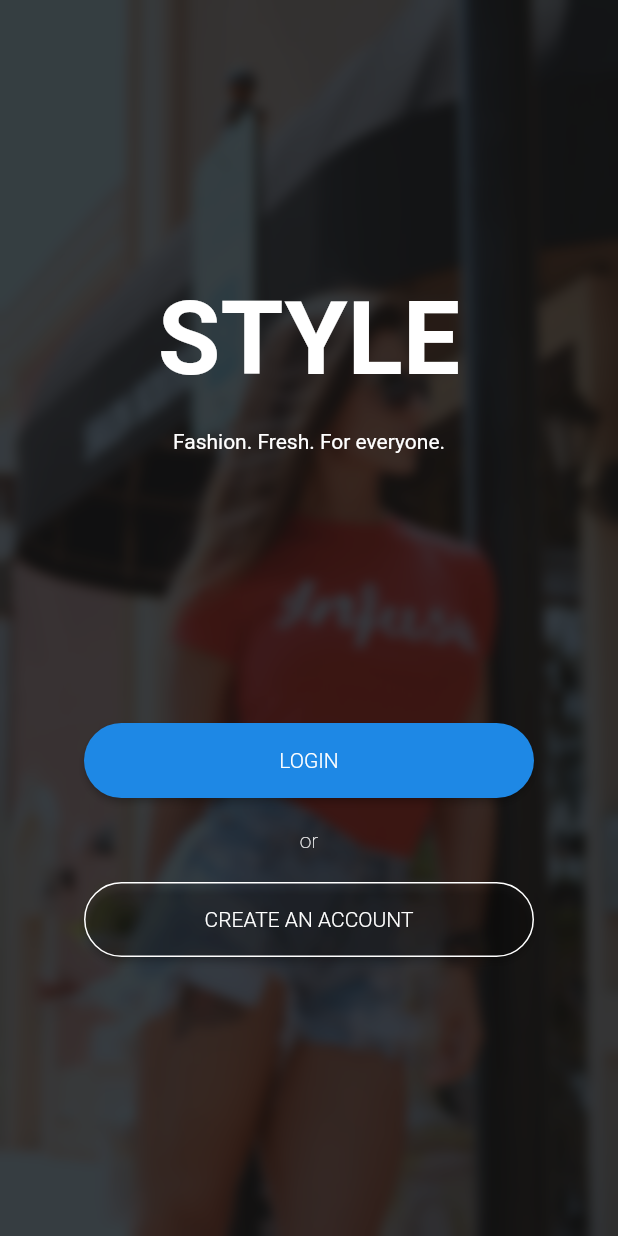
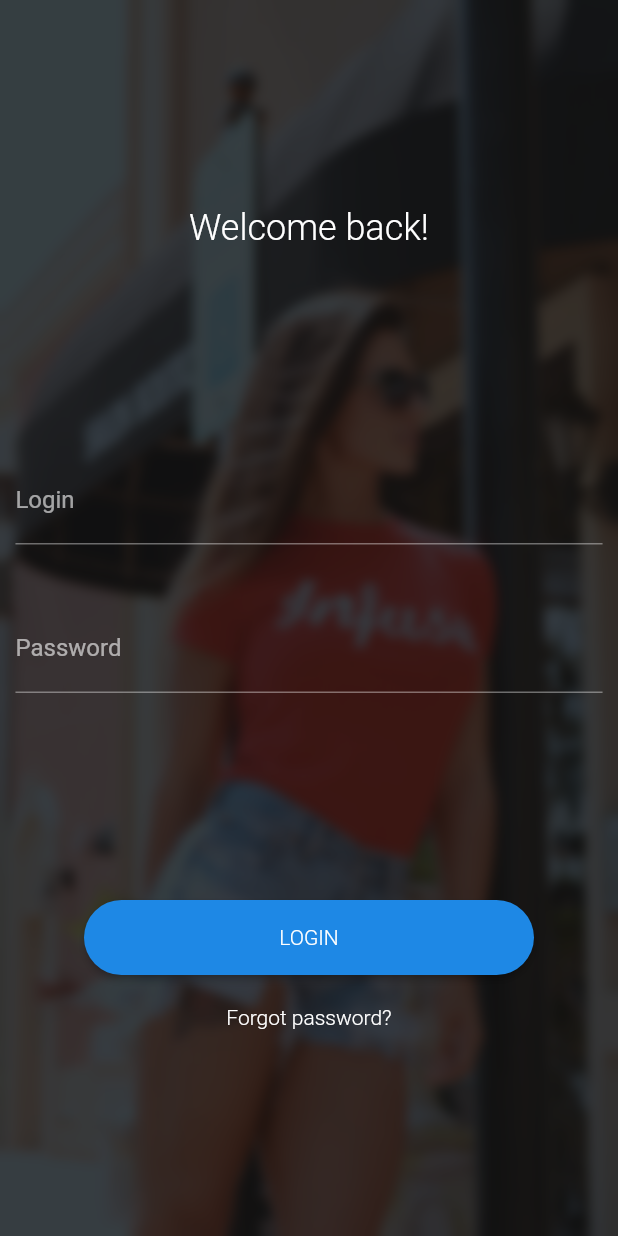
Before and after one commit to GuilhermeVendramini/flutter-ecommerce, a Flutter app: the screen it shows after launch, after a tap on "LOGIN", on a phone screen of 412 x 824 dp. Run offline on Flutter 3.47's test engine with Material 2 defaults, Android fonts, the phone set to English and light mode, and no system bars.

Commit message:
Login Screen

```diff
--- a/lib/src/app.dart
+++ b/lib/src/app.dart
@@ -1,5 +1,6 @@
 import 'package:flutter/material.dart';
 import 'package:flutter_ecommerce/src/screens/login_screen.dart';
+import 'package:flutter_ecommerce/src/screens/start_screen.dart';
 
 class App extends StatefulWidget {
   @override
@@ -33,10 +34,21 @@ class _RunMaterialAppState extends State<RunMaterialApp> {
   Widget build(BuildContext context) {
     return MaterialApp(
       title: "Flutter E-commerce",
-      home: LoginScreen(),
+      home: StartScreen(),
       theme: ThemeData(
         brightness: Brightness.dark,
+        textTheme: TextTheme(
+            body1: TextStyle(
+              fontWeight: FontWeight.w300,
+            ),
+          title: TextStyle(fontWeight: FontWeight.w300, fontSize: 24.0),
+        ),
+        accentColor: Colors.white.withOpacity(0.8),
+        cursorColor: Colors.white.withOpacity(0.8),
       ),
+      routes: {
+        '/login': (BuildContext context) => LoginScreen(),
+      },
     );
   }
 }
--- a/lib/src/screens/login_screen.dart
+++ b/lib/src/screens/login_screen.dart
@@ -1,6 +1,7 @@
-import 'dart:ui';
-
 import 'package:flutter/material.dart';
+import 'package:flutter_ecommerce/src/widgets/components/backgrounds.dart';
+import 'package:flutter_ecommerce/src/widgets/elements/buttons.dart';
+import 'package:flutter_ecommerce/src/widgets/elements/inputs.dart';
 
 class LoginScreen extends StatefulWidget {
   @override
@@ -14,131 +15,59 @@ class _LoginScreenSate extends State<LoginScreen> {
   Widget build(BuildContext context) {
     final double deviceWidth = MediaQuery.of(context).size.width;
     final double targetWidth = deviceWidth > 650.0 ? 600.0 : deviceWidth * 0.95;
-    return Scaffold(
-      body: Container(
+    return WillPopScope(
+      onWillPop: () async {
+        Navigator.pushReplacementNamed(context, '/');
+      },
+      child: Scaffold(
+        body: LayoutBuilder(builder: (context, constraints) {
+          return Container(
             child: Stack(
               fit: StackFit.expand,
               children: <Widget>[
-            _backgroundImageBlur(),
+                BackgroundImageBlur(),
                 Center(
                   child: Container(
                     width: targetWidth,
                     child: SingleChildScrollView(
+                      child: ConstrainedBox(
+                          constraints:
+                              BoxConstraints(minHeight: constraints.maxHeight),
+                          child: IntrinsicHeight(
+                            child: Form(
                               child: Column(
-                    children: <Widget>[
-                      _appName(),
+                                  mainAxisSize: MainAxisSize.max,
+                                  crossAxisAlignment: CrossAxisAlignment.center,
+                                  children: [
+                                    Spacer(),
+                                    Text(
+                                      'Welcome back!',
+                                      style: Theme.of(context).textTheme.title,
+                                    ),
+                                    Spacer(),
+                                    InputLogin(),
+                                    SizedBox(
+                                      height: 40.0,
+                                    ),
+                                    InputPassword(),
+                                    Spacer(),
+                                    ButtonLogin(),
                                     SizedBox(
                                       height: 20.0,
                                     ),
-                      _appSlogan(),
-                      SizedBox(
-                        height: 180.0,
+                                    Text('Forgot password?'),
+                                    Spacer(),
+                                  ]),
                             ),
-                      _buttonLogin(),
-                      SizedBox(
-                        height: 20.0,
-                      ),
-                      Text(
-                        'or',
-                        style: TextStyle(
-                          fontWeight: FontWeight.w100,
-                        ),
-                      ),
-                      SizedBox(
-                        height: 20.0,
-                      ),
-                      _buttonRegister(),
-                    ],
-                  ),
+                          )),
                     ),
                   ),
                 ),
               ],
             ),
+          );
+        }),
       ),
     );
   }
-
-  Container _appName() {
-    return Container(
-      child: Text(
-        'STYLE',
-        style: TextStyle(
-          fontSize: 68.0,
-          fontWeight: FontWeight.bold,
-        ),
-        textAlign: TextAlign.center,
-      ),
-    );
 }
-
-  Container _appSlogan() {
-    return Container(
-      child: Text(
-        'Fashion. Fresh. For everyone.',
-      ),
-    );
-  }
-
-  Container _buttonLogin() {
-    return Container(
-      height: 50.0,
-      width: 300.0,
-      child: RaisedButton(
-        child: Text(
-          'LOGIN',
-          style: TextStyle(
-            fontWeight: FontWeight.w300,
-          ),
-        ),
-        shape:
-            RoundedRectangleBorder(borderRadius: BorderRadius.circular(30.0)),
-        onPressed: () => {},
-      ),
-    );
-  }
-
-  Container _buttonRegister() {
-    return Container(
-      height: 50.0,
-      width: 300.0,
-      child: RaisedButton(
-        child: Text(
-          'CREATE AN ACCOUNT',
-          style: TextStyle(
-            fontWeight: FontWeight.w300,
-          ),
-        ),
-        color: Colors.transparent,
-        shape: RoundedRectangleBorder(
-          borderRadius: BorderRadius.circular(30.0),
-          side: BorderSide(color: Colors.white),
-        ),
-        onPressed: () => {},
-      ),
-    );
-  }
-
-  Container _backgroundImageBlur() {
-    return Container(
-      decoration: BoxDecoration(
-        image: _backgroundImage(),
-      ),
-      child: BackdropFilter(
-        filter: ImageFilter.blur(sigmaX: 4.0, sigmaY: 4.0),
-        child: Container(
-          decoration: BoxDecoration(color: Colors.black.withOpacity(0.5)),
-        ),
-      ),
-    );
-  }
-
-  DecorationImage _backgroundImage() {
-    return DecorationImage(
-      fit: BoxFit.cover,
-      colorFilter:
-          ColorFilter.mode(Colors.black.withOpacity(0.4), BlendMode.dstIn),
-      image: AssetImage('assets/images/model-0.jpg'),
-    );
-  }
-}
--- /dev/null
+++ b/lib/src/screens/start_screen.dart
@@ -0,0 +1,64 @@
+import 'package:flutter/material.dart';
+import 'package:flutter_ecommerce/src/widgets/components/app.dart';
+import 'package:flutter_ecommerce/src/widgets/components/backgrounds.dart';
+import 'package:flutter_ecommerce/src/widgets/elements/buttons.dart';
+
+class StartScreen extends StatefulWidget {
+  @override
+  State<StatefulWidget> createState() {
+    return _StartScreenSate();
+  }
+}
+
+class _StartScreenSate extends State<StartScreen> {
+  @override
+  Widget build(BuildContext context) {
+    final double deviceWidth = MediaQuery.of(context).size.width;
+    final double targetWidth = deviceWidth > 650.0 ? 600.0 : deviceWidth * 0.95;
+    return Scaffold(
+      body:LayoutBuilder(builder: (context, constraints) {
+        return Container(
+          child: Stack(
+            fit: StackFit.expand,
+            children: <Widget>[
+              BackgroundImageBlur(),
+              Center(
+                child: Container(
+                  width: targetWidth,
+                  child: SingleChildScrollView(
+                    child: ConstrainedBox(
+                        constraints: BoxConstraints(minHeight: constraints.maxHeight),
+                        child: IntrinsicHeight(
+                          child: Column(
+                              mainAxisSize: MainAxisSize.max,
+                              crossAxisAlignment: CrossAxisAlignment.center,
+                              children: [
+                                Spacer(),
+                                AppName(),
+                                SizedBox(
+                                  height: 20.0,
+                                ),
+                                AppSlogan(),
+                                Spacer(
+                                  flex: 2,
+                                ),
+                                ButtonLoginScreen(),
+                                SizedBox(
+                                  height: 20.0,
+                                ),
+                                ButtonRegister(),
+                                Spacer(),
+                              ]
+                          ),
+                        )
+                    ),
+                  ),
+                ),
+              ),
+            ],
+          ),
+        );
+      }),
+    );
+  }
+}
--- /dev/null
+++ b/lib/src/widgets/components/app.dart
@@ -0,0 +1,28 @@
+import 'package:flutter/material.dart';
+
+class AppName extends StatelessWidget {
+  @override
+  Widget build(BuildContext context) {
+    return Container(
+      child: Text(
+        'STYLE',
+        style: TextStyle(
+          fontSize: 68.0,
+          fontWeight: FontWeight.bold,
+        ),
+        textAlign: TextAlign.center,
+      ),
+    );
+  }
+}
+
+class AppSlogan extends StatelessWidget {
+  @override
+  Widget build(BuildContext context) {
+    return Container(
+      child: Text(
+        'Fashion. Fresh. For everyone.',
+      ),
+    );
+  }
+}
--- /dev/null
+++ b/lib/src/widgets/components/backgrounds.dart
@@ -0,0 +1,28 @@
+import 'package:flutter/material.dart';
+import 'dart:ui';
+
+class BackgroundImageBlur extends StatelessWidget{
+  @override
+  Widget build(BuildContext context) {
+    return Container(
+      decoration: BoxDecoration(
+        image: _backgroundImage(),
+      ),
+      child: BackdropFilter(
+        filter: ImageFilter.blur(sigmaX: 4.0, sigmaY: 4.0),
+        child: Container(
+          decoration: BoxDecoration(color: Colors.black.withOpacity(0.5)),
+        ),
+      ),
+    );
+  }
+
+  DecorationImage _backgroundImage() {
+    return DecorationImage(
+      fit: BoxFit.cover,
+      colorFilter:
+      ColorFilter.mode(Colors.black.withOpacity(0.4), BlendMode.dstIn),
+      image: AssetImage('assets/images/model-0.jpg'),
+    );
+  }
+}
--- /dev/null
+++ b/lib/src/widgets/elements/buttons.dart
@@ -0,0 +1,73 @@
+import 'package:flutter/material.dart';
+import 'dart:ui';
+
+class ButtonLoginScreen extends StatelessWidget{
+  @override
+  Widget build(BuildContext context) {
+    return Container(
+      height: 50.0,
+      width: 300.0,
+      child: RaisedButton(
+        child: Text(
+          'LOGIN',
+          style: TextStyle(
+            fontWeight: FontWeight.w300,
+          ),
+        ),
+        shape:
+        RoundedRectangleBorder(borderRadius: BorderRadius.circular(30.0)),
+        onPressed: () => {
+          Navigator.pushReplacementNamed(context, '/login'),
+        },
+      ),
+    );
+  }
+}
+
+class ButtonLogin extends StatelessWidget{
+  @override
+  Widget build(BuildContext context) {
+    return Container(
+      height: 50.0,
+      width: 300.0,
+      child: RaisedButton(
+        child: Text(
+          'LOGIN',
+          style: TextStyle(
+            fontWeight: FontWeight.w300,
+          ),
+        ),
+        shape: RoundedRectangleBorder(
+          borderRadius: BorderRadius.circular(30.0),
+        ),
+        onPressed: () => {
+          //Navigator.pushReplacementNamed(context, '/login'),
+        },
+      ),
+    );
+  }
+}
+
+class ButtonRegister extends StatelessWidget {
+  @override
+  Widget build(BuildContext context) {
+    return Container(
+      height: 50.0,
+      width: 300.0,
+      child: RaisedButton(
+        child: Text(
+          'CREATE AN ACCOUNT',
+          style: TextStyle(
+            fontWeight: FontWeight.w300,
+          ),
+        ),
+        color: Colors.transparent,
+        shape: RoundedRectangleBorder(
+          borderRadius: BorderRadius.circular(30.0),
+          side: BorderSide(color: Colors.white),
+        ),
+        onPressed: () => {},
+      ),
+    );
+  }
+}
--- /dev/null
+++ b/lib/src/widgets/elements/inputs.dart
@@ -0,0 +1,33 @@
+import 'package:flutter/material.dart';
+
+class InputLogin extends StatelessWidget {
+  @override
+  Widget build(BuildContext context) {
+    return Container(
+      child: TextFormField(
+        textAlign: TextAlign.center,
+        decoration: InputDecoration(
+          labelText: 'Login',
+          fillColor: Colors.transparent,
+        ),
+      ),
+    );
+  }
+}
+
+class InputPassword extends StatelessWidget {
+
+  @override
+  Widget build(BuildContext context) {
+    return Container(
+      child: TextFormField(
+        textAlign: TextAlign.center,
+        decoration: InputDecoration(
+          labelText: 'Password',
+          fillColor: Colors.transparent,
+        ),
+        obscureText: true,
+      ),
+    );
+  }
+}
--- a/pubspec.yaml
+++ b/pubspec.yaml
@@ -14,7 +14,7 @@ description: A new Flutter project.
 version: 1.0.0+1
 
 environment:
-  sdk: ">=2.1.0 <3.0.0"
+  sdk: ">=2.2.0 <3.0.0"
 
 dependencies:
   flutter:
```
Also changed, not shown: 1 other file. Lines whose indentation alone changed are shown as unchanged.
